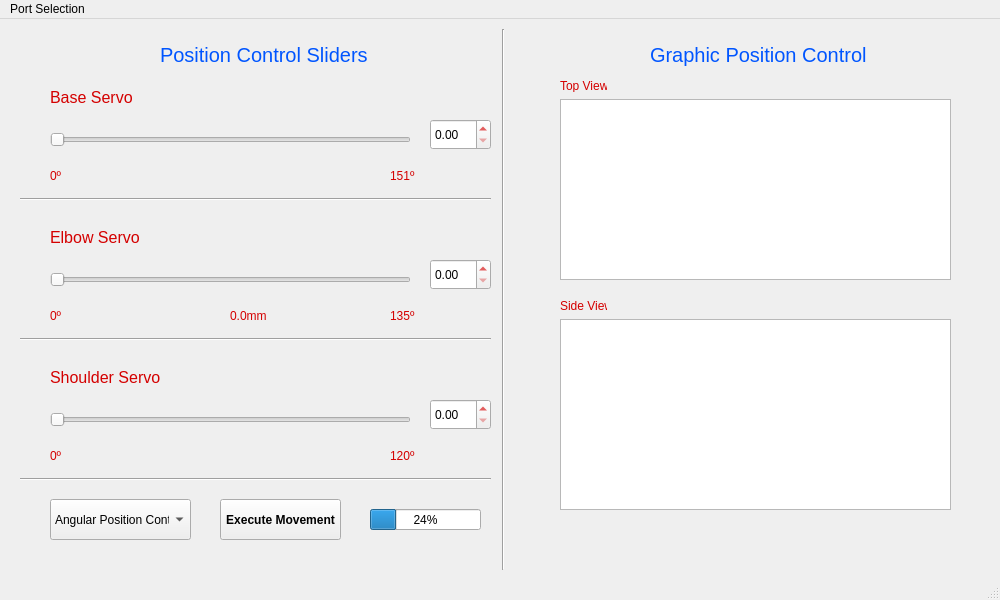
The window that pArm/GUI/InProgressGUI.ui (pArm-TFG/pArm-S1) describes before a commit, drawn with Qt 5.
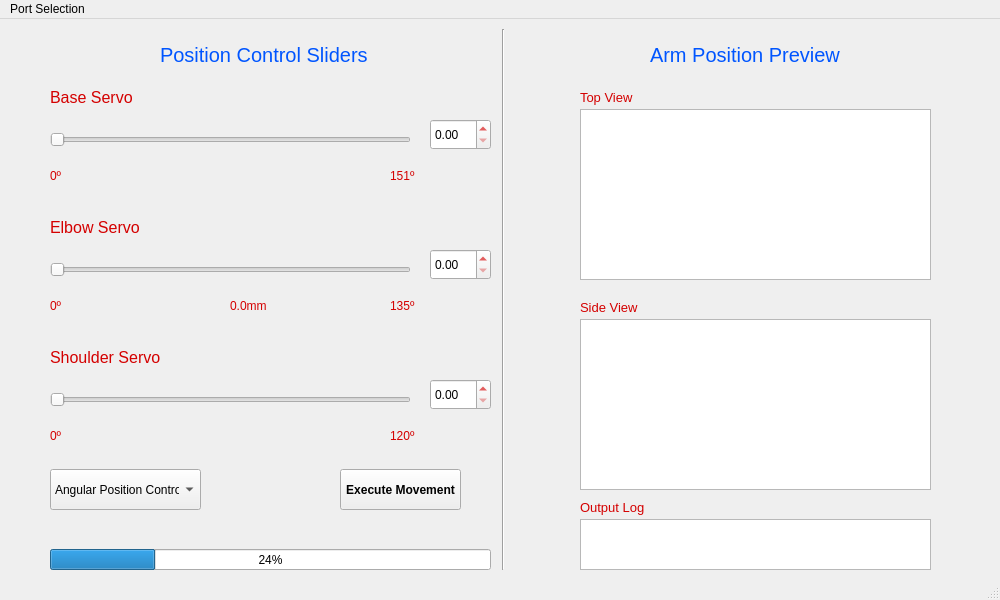
The same window after the commit. Custom widgets are drawn as their Qt base class.

Commit message: Style Reworked, Top display, Side display, Output logger added

Patch:
```diff
--- a/pArm/GUI/InProgressGUI.ui
+++ b/pArm/GUI/InProgressGUI.ui
@@ -205,14 +205,14 @@
      </font>
     </property>
     <property name="text">
-     <string>Graphic Position Control</string>
+     <string>Arm Position Preview</string>
     </property>
    </widget>
    <widget class="QSlider" name="Slider2">
     <property name="geometry">
      <rect>
       <x>50</x>
-      <y>250</y>
+      <y>240</y>
       <width>361</width>
       <height>22</height>
      </rect>
@@ -228,7 +228,7 @@
     <property name="geometry">
      <rect>
       <x>50</x>
-      <y>390</y>
+      <y>370</y>
       <width>361</width>
       <height>22</height>
      </rect>
@@ -244,8 +244,8 @@
     <property name="geometry">
      <rect>
       <x>50</x>
-      <y>480</y>
-      <width>141</width>
+      <y>450</y>
+      <width>151</width>
       <height>41</height>
      </rect>
     </property>
@@ -266,8 +266,8 @@
    <widget class="QPushButton" name="ExecuteButton">
     <property name="geometry">
      <rect>
-      <x>220</x>
-      <y>480</y>
+      <x>340</x>
+      <y>450</y>
       <width>121</width>
       <height>41</height>
      </rect>
@@ -307,7 +307,7 @@
     <property name="geometry">
      <rect>
       <x>50</x>
-      <y>210</y>
+      <y>200</y>
       <width>291</width>
       <height>16</height>
      </rect>
@@ -325,7 +325,7 @@
     <property name="geometry">
      <rect>
       <x>50</x>
-      <y>350</y>
+      <y>330</y>
       <width>301</width>
       <height>16</height>
      </rect>
@@ -339,51 +339,12 @@
      <string>Shoulder Servo</string>
     </property>
    </widget>
-   <widget class="Line" name="line_2">
-    <property name="geometry">
-     <rect>
-      <x>20</x>
-      <y>170</y>
-      <width>471</width>
-      <height>20</height>
-     </rect>
-    </property>
-    <property name="orientation">
-     <enum>Qt::Horizontal</enum>
-    </property>
-   </widget>
-   <widget class="Line" name="line_3">
-    <property name="geometry">
-     <rect>
-      <x>20</x>
-      <y>310</y>
-      <width>471</width>
-      <height>20</height>
-     </rect>
-    </property>
-    <property name="orientation">
-     <enum>Qt::Horizontal</enum>
-    </property>
-   </widget>
-   <widget class="Line" name="line_4">
-    <property name="geometry">
-     <rect>
-      <x>20</x>
-      <y>450</y>
-      <width>471</width>
-      <height>20</height>
-     </rect>
-    </property>
-    <property name="orientation">
-     <enum>Qt::Horizontal</enum>
-    </property>
-   </widget>
    <widget class="QProgressBar" name="progressBar">
     <property name="geometry">
      <rect>
-      <x>370</x>
-      <y>490</y>
-      <width>111</width>
+      <x>50</x>
+      <y>530</y>
+      <width>441</width>
       <height>21</height>
      </rect>
     </property>
@@ -408,7 +369,7 @@
     <property name="geometry">
      <rect>
       <x>430</x>
-      <y>240</y>
+      <y>230</y>
       <width>61</width>
       <height>31</height>
      </rect>
@@ -418,7 +379,7 @@
     <property name="geometry">
      <rect>
       <x>430</x>
-      <y>380</y>
+      <y>360</y>
       <width>61</width>
       <height>31</height>
      </rect>
@@ -454,7 +415,7 @@
     <property name="geometry">
      <rect>
       <x>50</x>
-      <y>290</y>
+      <y>280</y>
       <width>47</width>
       <height>13</height>
      </rect>
@@ -467,7 +428,7 @@
     <property name="geometry">
      <rect>
       <x>390</x>
-      <y>290</y>
+      <y>280</y>
       <width>47</width>
       <height>13</height>
      </rect>
@@ -480,7 +441,7 @@
     <property name="geometry">
      <rect>
       <x>50</x>
-      <y>430</y>
+      <y>410</y>
       <width>47</width>
       <height>13</height>
      </rect>
@@ -493,7 +454,7 @@
     <property name="geometry">
      <rect>
       <x>390</x>
-      <y>430</y>
+      <y>410</y>
       <width>47</width>
       <height>13</height>
      </rect>
@@ -506,7 +467,7 @@
     <property name="geometry">
      <rect>
       <x>230</x>
-      <y>290</y>
+      <y>280</y>
       <width>47</width>
       <height>13</height>
      </rect>
@@ -518,32 +479,37 @@
    <widget class="PlotWidget" name="graphicsView">
     <property name="geometry">
      <rect>
-      <x>560</x>
-      <y>80</y>
-      <width>391</width>
-      <height>181</height>
+      <x>580</x>
+      <y>90</y>
+      <width>351</width>
+      <height>171</height>
      </rect>
     </property>
    </widget>
    <widget class="PlotWidget" name="graphicsView_2">
     <property name="geometry">
      <rect>
-      <x>560</x>
+      <x>580</x>
       <y>300</y>
-      <width>391</width>
-      <height>191</height>
+      <width>351</width>
+      <height>171</height>
      </rect>
     </property>
    </widget>
    <widget class="QLabel" name="label">
     <property name="geometry">
      <rect>
-      <x>560</x>
-      <y>60</y>
-      <width>47</width>
-      <height>13</height>
+      <x>580</x>
+      <y>70</y>
+      <width>61</width>
+      <height>16</height>
      </rect>
     </property>
+    <property name="font">
+     <font>
+      <pointsize>10</pointsize>
+     </font>
+    </property>
     <property name="text">
      <string>Top View</string>
     </property>
@@ -551,16 +517,52 @@
    <widget class="QLabel" name="label_2">
     <property name="geometry">
      <rect>
-      <x>560</x>
+      <x>580</x>
       <y>280</y>
-      <width>47</width>
-      <height>13</height>
+      <width>71</width>
+      <height>16</height>
      </rect>
     </property>
+    <property name="font">
+     <font>
+      <pointsize>10</pointsize>
+     </font>
+    </property>
     <property name="text">
      <string>Side View</string>
     </property>
    </widget>
+   <widget class="QPlainTextEdit" name="loggerBox">
+    <property name="geometry">
+     <rect>
+      <x>580</x>
+      <y>500</y>
+      <width>351</width>
+      <height>51</height>
+     </rect>
+    </property>
+    <property name="cursor" stdset="0">
+     <cursorShape>ForbiddenCursor</cursorShape>
+    </property>
+   </widget>
+   <widget class="QLabel" name="label_3">
+    <property name="geometry">
+     <rect>
+      <x>580</x>
+      <y>480</y>
+      <width>71</width>
+      <height>16</height>
+     </rect>
+    </property>
+    <property name="font">
+     <font>
+      <pointsize>10</pointsize>
+     </font>
+    </property>
+    <property name="text">
+     <string>Output Log</string>
+    </property>
+   </widget>
   </widget>
   <widget class="QMenuBar" name="menubar">
    <property name="geometry">
```
Left out of the diff: 4 changed lines with no effect on the pictures. The commit also changes 3 other files.
